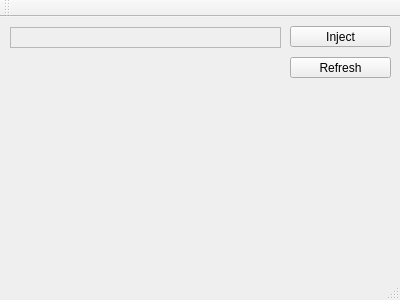
dragos-foianu/QtStuff, file mainwindow.ui: the form before one commit.
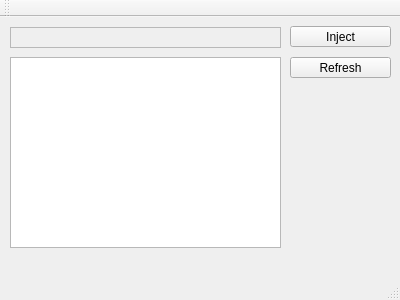
The form after the commit.

Commit message: Process listing and DLL selection

What changed in the file:
```diff
--- a/mainwindow.ui
+++ b/mainwindow.ui
@@ -62,6 +62,16 @@
      <string>Refresh</string>
     </property>
    </widget>
+   <widget class="QListWidget" name="processList">
+    <property name="geometry">
+     <rect>
+      <x>10</x>
+      <y>40</y>
+      <width>271</width>
+      <height>191</height>
+     </rect>
+    </property>
+   </widget>
   </widget>
   <widget class="QMenuBar" name="menuBar">
    <property name="geometry">
```
Left out of the diff: 2 changed lines with no effect on the pictures. The commit also changes 3 other files.
